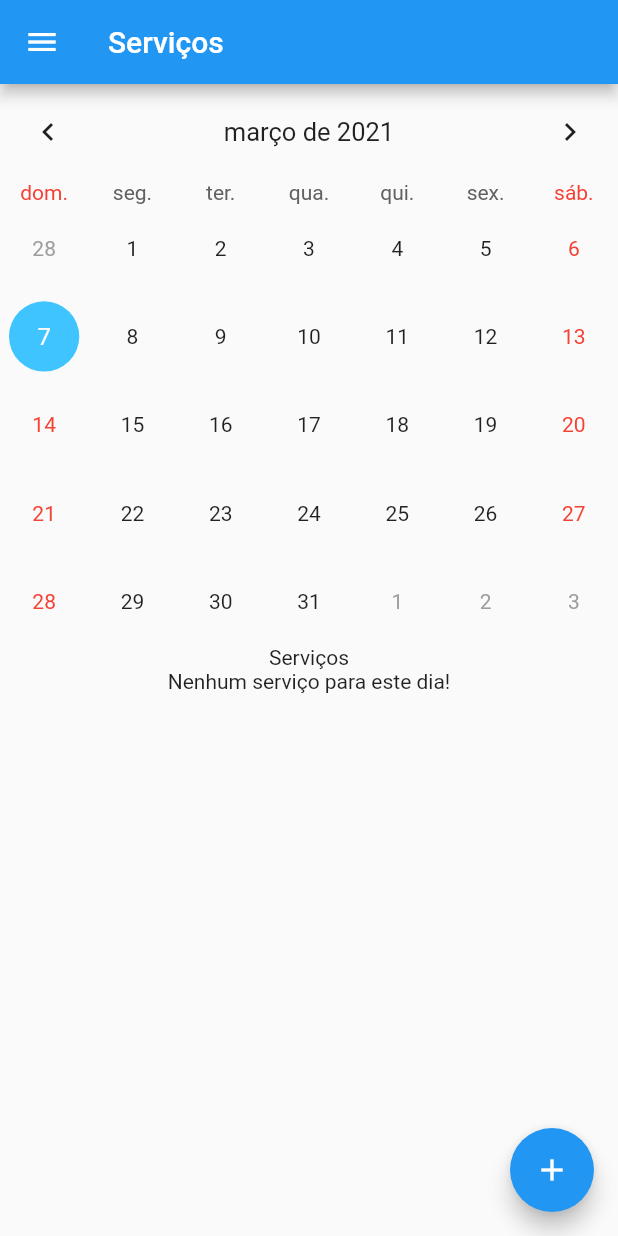
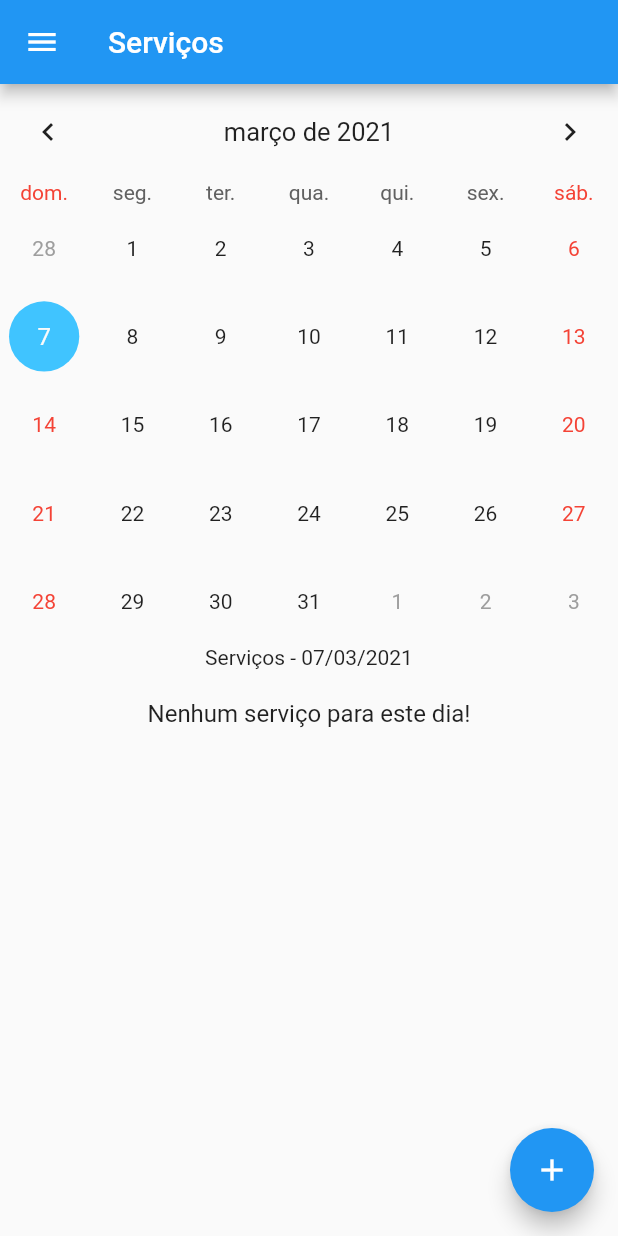
Before and after one commit to jcavalin/meu-servico-app, a Flutter app: the screen it shows after launch, on a phone screen of 412 x 824 dp. Run offline on Flutter 3.47's test engine with Material 2 defaults, Android fonts, the phone set to English and light mode, and no system bars; drawn by our look-alikes of table_calendar; our stand-ins replace moor, moor_flutter; generated files the repository leaves out were written again.

Commit message:
feat: Add holydays on calendar

```diff
--- a/lib/fragments/servicos.dart
+++ b/lib/fragments/servicos.dart
@@ -1,15 +1,9 @@
 import 'package:flutter/material.dart';
+import 'package:intl/intl.dart';
 import 'package:meu_servico_app/pages/servico.dart';
+import 'package:meu_servico_app/services/feriado-service.dart';
 import 'package:meu_servico_app/services/servico-service.dart';
 import 'package:table_calendar/table_calendar.dart';
-
-final Map<DateTime, List> holidays = {
-  DateTime(2021, 3, 1): ['New Year\'s Day'],
-  DateTime(2021, 3, 2): ['Epiphany'],
-  DateTime(2021, 3, 14): ['Valentine\'s Day'],
-  DateTime(2021, 3, 21): ['Easter Sunday'],
-  DateTime(2021, 3, 22): ['Easter Monday'],
-};
 
 class ServicosPage extends StatefulWidget {
   ServicosPage({Key key, this.title}) : super(key: key);
@@ -21,16 +15,20 @@ class ServicosPage extends StatefulWidget {
 }
 
 class ServicosState extends State<ServicosPage> with TickerProviderStateMixin {
+  final service = ServicoService();
+  final serviceFeriado = FeriadoService();
+  final dateFormat = DateFormat('dd/MM/yyyy');
+
   Map<DateTime, List> events;
+  Map<DateTime, List> holidays;
   List selectedEvents;
   AnimationController animationController;
   CalendarController calendarController;
-  final service = ServicoService();
+  DateTime selectedDay = DateTime.now();
 
   @override
   void initState() {
     super.initState();
-    final selectedDay = DateTime.now();
 
     service.list().forEach((servicos) {
       Map<DateTime, List> items = Map();
@@ -44,6 +42,20 @@ class ServicosState extends State<ServicosPage> with TickerProviderStateMixin {
       });
 
       setState(() => events = items);
+    });
+
+    serviceFeriado.list().forEach((feriados) {
+      Map<DateTime, List> items = Map();
+
+      feriados.forEach((feriado) {
+        if (items[feriado.data] == null) {
+          items[feriado.data] = List();
+        }
+
+        items[feriado.data].add(feriado.descricao);
+      });
+
+      setState(() => holidays = items);
     });
 
     selectedEvents = events != null && events[selectedDay] != null
@@ -74,7 +86,8 @@ class ServicosState extends State<ServicosPage> with TickerProviderStateMixin {
   }
 
   void onDaySelected(DateTime day, List events, List holidays) {
-    print('CALLBACK: onDaySelected');
+    selectedDay = day;
+
     setState(() {
       selectedEvents = events;
     });
@@ -87,7 +100,7 @@ class ServicosState extends State<ServicosPage> with TickerProviderStateMixin {
         mainAxisSize: MainAxisSize.max,
         children: <Widget>[
           buildTableCalendar(),
-          Text("Serviços"),
+          Text("Serviços - ${dateFormat.format(selectedDay)}"),
           Expanded(child: buildEventList()),
         ],
       ),
@@ -95,7 +108,8 @@ class ServicosState extends State<ServicosPage> with TickerProviderStateMixin {
         onPressed: () {
           Navigator.push(
             context,
-            MaterialPageRoute(builder: (context) => ServicoPage()),
+            MaterialPageRoute(
+                builder: (context) => ServicoPage(data: selectedDay)),
           );
         },
         child: Icon(Icons.add),
@@ -194,7 +208,10 @@ class ServicosState extends State<ServicosPage> with TickerProviderStateMixin {
 
   Widget buildEventList() {
     if (selectedEvents.length == 0) {
-      return Text("Nenhum serviço para este dia!");
+      return Container(
+          margin: const EdgeInsets.only(top: 20),
+          child: Text("Nenhum serviço para este dia!",
+              style: TextStyle(fontSize: 16)));
     }
 
     return ListView.builder(
@@ -204,8 +221,11 @@ class ServicosState extends State<ServicosPage> with TickerProviderStateMixin {
 
         return ListTile(
           leading: Icon(Icons.calendar_today_outlined),
-          title: Text(item.toString()),
-          subtitle: Text("nada"),
+          title: Text(item.nome),
+          subtitle: Text(item.tipo,
+              style: TextStyle(
+                  color:
+                      (item.tipo == 'vermelha' ? Colors.red : Colors.black))),
           onTap: () => Navigator.push(
               context,
               MaterialPageRoute(
```
Also changed, not shown: lib/pages/servico.dart (+11 -3 lines).
